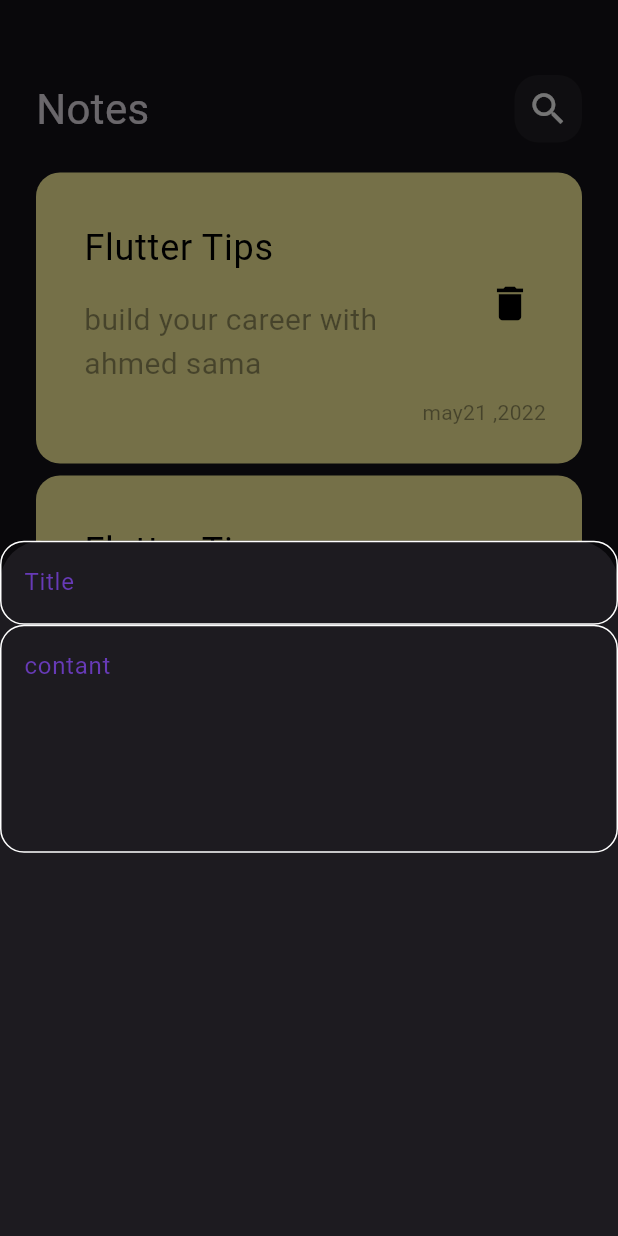
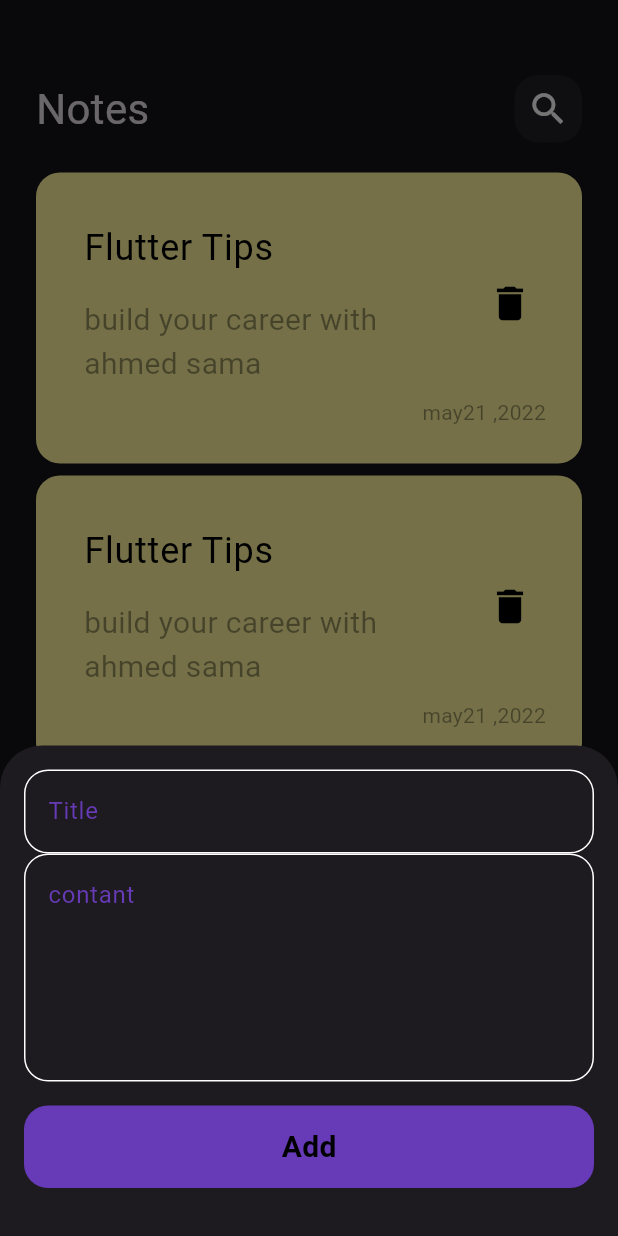
Before and after one commit to Ahmedshams1/New_Notes_App, a Flutter app: the screen it shows after launch, after a tap on the "add" icon, on a phone screen of 412 x 824 dp. Run offline on Flutter 3.47's test engine with Material 3 defaults, Android fonts, the phone set to English and light mode, and no system bars.

Commit message:
custem bottom

```diff
--- a/lib/widgets/addBottomSheet.dart
+++ b/lib/widgets/addBottomSheet.dart
@@ -1,4 +1,5 @@
 import 'package:flutter/material.dart';
+import 'package:newnoteapp/widgets/costemBotten.dart';
 import 'package:newnoteapp/widgets/custemTextField.dart';
 
 class AddNoteBottomSheet extends StatelessWidget {
@@ -6,7 +7,10 @@ class AddNoteBottomSheet extends StatelessWidget {
 
   @override
   Widget build(BuildContext context) {
-    return Column(
+    return Padding(
+      padding: const EdgeInsets.all(16),
+      child: SingleChildScrollView(
+        child: Column(
           children: [
             SizedBox(),
             CustemTextField(
@@ -16,7 +20,16 @@ class AddNoteBottomSheet extends StatelessWidget {
               hint: 'contant',
               maxline: 5,
             ),
+            SizedBox(
+              height: 16,
+            ),
+            CostomButton(),
+            SizedBox(
+              height: 16,
+            ),
           ],
+        ),
+      ),
     );
   }
 }
```
Lines whose indentation alone changed are shown as unchanged.
